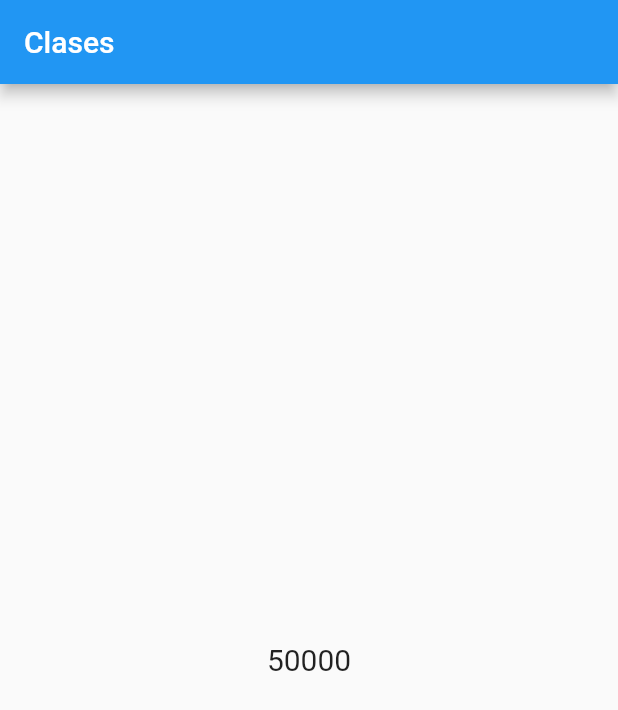
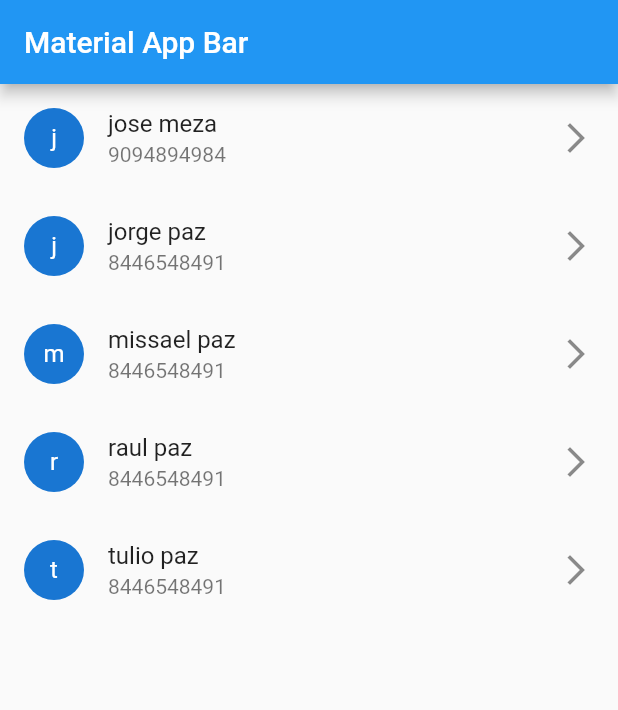
Before and after one commit to jorgepaz96/flutter-prueba, a Flutter app: the screen it shows after launch, on a phone screen of 412 x 824 dp. Shown: the top 710 px of the screen. Run offline on Flutter 3.47's test engine with Material 2 defaults, Android fonts, the phone set to English and light mode, and no system bars.

```diff
--- a/lib/main.dart
+++ b/lib/main.dart
@@ -1,59 +1,86 @@
 import 'package:flutter/material.dart';
 
+void main() => runApp(MyApp());
 
-void main() => runApp(MiApp());
+class MyApp extends StatefulWidget {
+  @override
+  _MyAppState createState() => _MyAppState();
+}
 
-class MiApp extends StatelessWidget {
+class _MyAppState extends State<MyApp> {
+
+  List<Persona> _personas = [
+    Persona("jose", "meza", "9094894984"),
+    Persona("jorge", "paz", "8446548491"),
+    Persona("missael", "paz", "8446548491"),
+    Persona("raul", "paz", "8446548491"),
+    Persona("tulio", "paz", "8446548491"),
+  ];
+
   @override
   Widget build(BuildContext context) {
     return MaterialApp(
-      title: "Mi App",
-      home: Home(),
+      title: 'Material App',
+      home: Scaffold(
+        appBar: AppBar(
+          title: Text('Material App Bar'),
+        ),
+        body: ListView.builder(
+          itemCount: _personas.length,
+          itemBuilder: (context,index){
+            return ListTile(
+              onTap: (){
+                this._borrarPersona(context, _personas[index]);
+              },
+              title: Text(_personas[index].name + ' ' + _personas[index].lastname),
+              subtitle: Text(_personas[index].phone),
+              leading: CircleAvatar(
+                child: Text(_personas[index].name.substring(0,1)),
+              ),
+              trailing: Icon(Icons.arrow_forward_ios),
+            );
+          }
+        )
+      ),
+    );
+  }
+  _borrarPersona(context, Persona persona){
+    showDialog(
+      context: context,
+      builder: (_) => new AlertDialog(
+        title: Text("Eliminar contacto"),
+        content: Text("¿Estas seguro de eliminar a "+ persona.name + ' ?'),
+        actions: <Widget>[
+          TextButton(
+            onPressed: (){
+              Navigator.pop(context);
+            },
+            child: Text("Cancelar")
+          ),
+          TextButton(
+            onPressed: (){
+              print(persona.name);
+              this._personas.remove(persona);
+              this.setState(() { });
+              Navigator.pop(context);
+            },
+            child: Text("Borrar",style: TextStyle(color: Colors.red),)
+          ),
+        ],
+      )
     );
   }
 }
 
-class Home extends StatefulWidget {
-  @override
-  _HomeState createState() => _HomeState();
-}
 
-class _HomeState extends State<Home> {
-  Empresa _facebook = new Empresa(
-    "Facebook",
-    "Jorge missael",
-    100
-  );
-  Empresa _google = new Empresa("google", "Missael paz", 50000);
+class Persona {
+  String name;
+  String lastname;
+  String phone;
 
-  @override
-    void initState() {
-      super.initState();
-      print(_facebook.nombre);
-      print(_facebook.propietario);
-      print(_facebook.ingresoAnual);
-    }
-  @override
-  Widget build(BuildContext context) {
-    return Scaffold(
-        appBar: AppBar(title: Text("Clases"),),
-        body: Center(
-          child: Text(_google.ingresoAnual.toString(),style: TextStyle(fontSize: 20),)
-          )
-        );
-
+  Persona(name, lastname, phone){
+    this.name = name;
+    this.lastname = lastname;
+    this.phone = phone;
   }
 }
-
-class Empresa {
-  String nombre;
-  String propietario;
-  int ingresoAnual;
-
-  Empresa(String nombre, String propietario, int ingreso){
-    this.nombre = nombre;
-    this.propietario = propietario;
-    this.ingresoAnual = ingreso;
-  }
-
-}
```
